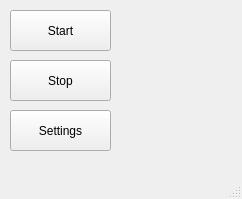
Above: window.ui from Anton-ui/OpenGl-ui before the change. Below: the same form after it.
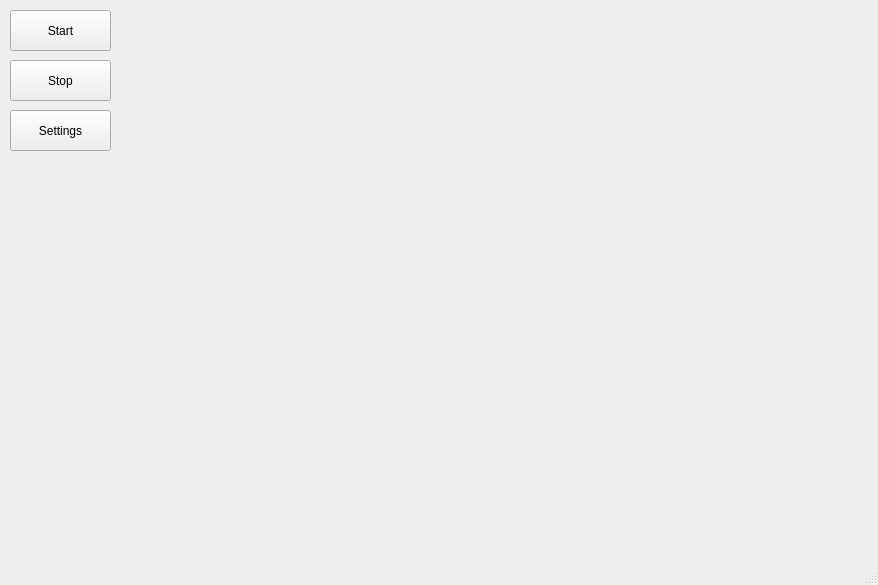
That is the form after the change.

The edit to the form file:
```diff
--- a/window.ui
+++ b/window.ui
@@ -6,8 +6,8 @@
    <rect>
     <x>0</x>
     <y>0</y>
-    <width>242</width>
-    <height>199</height>
+    <width>878</width>
+    <height>585</height>
    </rect>
   </property>
   <property name="windowTitle">
@@ -53,6 +53,17 @@
      <string>Start</string>
     </property>
    </widget>
+   <widget class="QWidget" name="horizontalLayoutWidget">
+    <property name="geometry">
+     <rect>
+      <x>120</x>
+      <y>10</y>
+      <width>751</width>
+      <height>531</height>
+     </rect>
+    </property>
+    <layout class="QHBoxLayout" name="Layout"/>
+   </widget>
   </widget>
   <widget class="QMenuBar" name="menubar">
    <property name="geometry">
```
Left out of the diff: 2 changed lines with no effect on the pictures.
